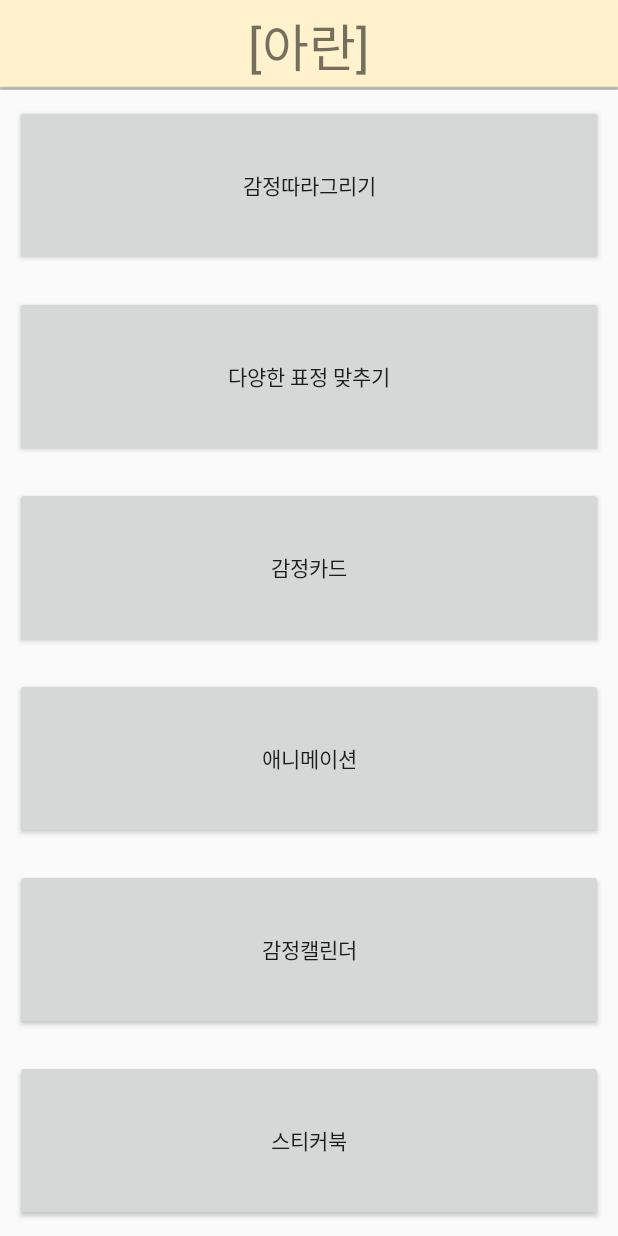
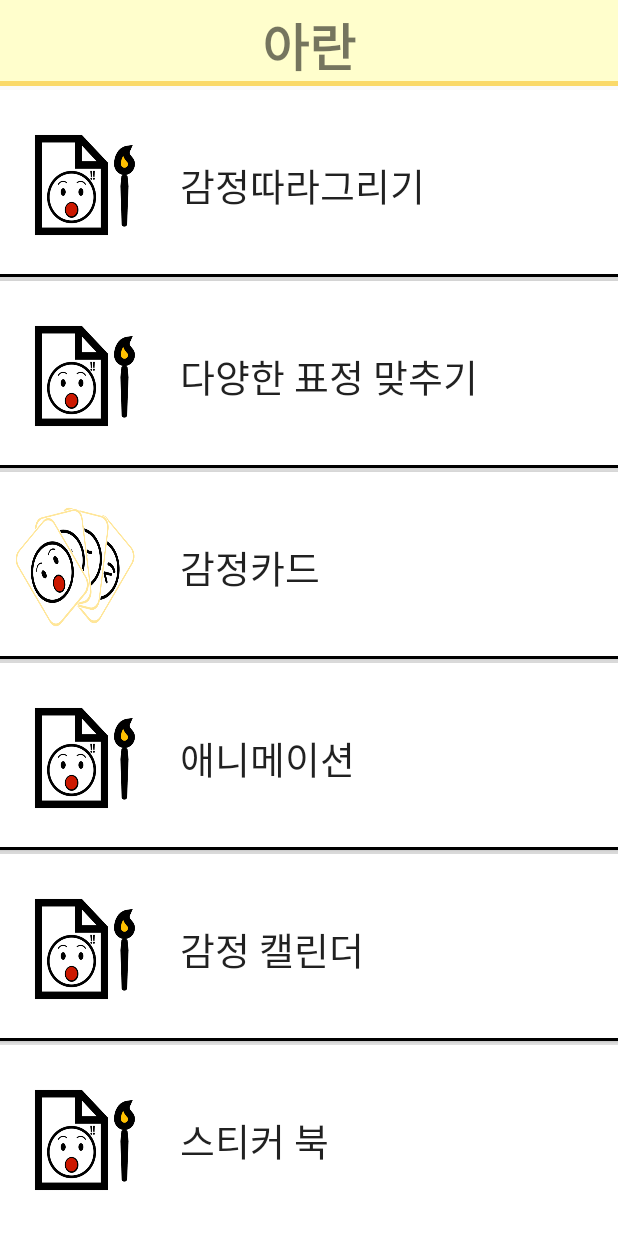
Before and after one commit to an-hyojin/Aran, an Android app: the screen it shows after launch (MainActivity), on a phone screen of 412 x 824 dp. Run offline under Robolectric (Android 15) with nearby library versions, the phone set to English and light mode, and no system bars.

Commit message:
xml들 조금 수정

```diff
--- a/app/src/main/AndroidManifest.xml
+++ b/app/src/main/AndroidManifest.xml
@@ -14,7 +14,9 @@
         android:roundIcon="@mipmap/ic_launcher_round"
         android:supportsRtl="true"
         android:theme="@style/AppTheme">
-        <activity android:name=".CardActivity"></activity>
+
+
+        <activity android:name=".CardActivity" />
         <activity android:name=".CalendarActivity" />
         <activity android:name=".DrawActivity" />
         <activity android:name=".AnimationActivity" />
@@ -25,7 +27,6 @@
         <activity android:name=".SelectActivity" />
         <activity android:name=".ImageActivity" />
         <activity android:name=".SmallDrawActivity" />
-
         <activity android:name=".MainActivity">
             <intent-filter>
                 <action android:name="android.intent.action.MAIN" />
--- a/app/src/main/res/mipmap-anydpi-v26/ic_launcher.xml
+++ b/app/src/main/res/drawable-hdpi/buttonborder.xml
@@ -1,5 +1,15 @@
 <?xml version="1.0" encoding="utf-8"?>
-<adaptive-icon xmlns:android="http://schemas.android.com/apk/res/android">
-    <background android:drawable="@drawable/ic_launcher_background" />
-    <foreground android:drawable="@drawable/ic_launcher_foreground" />
-</adaptive-icon>
+<layer-list xmlns:android="http://schemas.android.com/apk/res/android">
+    <item
+        android:bottom="3dp"
+        android:top="-3dp"
+        android:left="-3dp"
+        android:right="-3dp"
+        >
+        <shape android:shape="rectangle">
+            <stroke android:width="2dp" android:color="#000" />
+            <solid android:color="@color/colorWhite"></solid>
+        </shape>
+
+    </item>
+</layer-list>
--- a/app/src/main/res/mipmap-anydpi-v26/ic_launcher_round.xml
+++ b/app/src/main/res/drawable-hdpi/noborder.xml
@@ -1,5 +1,10 @@
 <?xml version="1.0" encoding="utf-8"?>
-<adaptive-icon xmlns:android="http://schemas.android.com/apk/res/android">
-    <background android:drawable="@drawable/ic_launcher_background" />
-    <foreground android:drawable="@drawable/ic_launcher_foreground" />
-</adaptive-icon>
+<layer-list xmlns:android="http://schemas.android.com/apk/res/android">
+    <item>
+        <shape android:shape="rectangle">
+              <solid android:color="@color/colorWhite"></solid>
+        </shape>
+
+    </item>
+
+</layer-list>
--- /dev/null
+++ b/app/src/main/res/drawable-hdpi/titile.xml
@@ -0,0 +1,15 @@
+<?xml version="1.0" encoding="utf-8"?>
+<layer-list xmlns:android="http://schemas.android.com/apk/res/android">
+    <item
+        android:bottom="3dp"
+        android:top="-4dp"
+        android:left="-4dp"
+        android:right="-4dp"
+        >
+        <shape android:shape="rectangle">
+            <stroke android:width="3dp" android:color="#FAD969" />
+            <solid android:color="@color/colorYellow"></solid>
+        </shape>
+
+    </item>
+</layer-list>
--- /dev/null
+++ b/app/src/main/res/drawable/card_drawable.xml
@@ -0,0 +1,9 @@
+<?xml version="1.0" encoding="utf-8"?>
+<layer-list xmlns:android="http://schemas.android.com/apk/res/android">
+    <item
+        android:drawable="@drawable/cards"
+        android:height="80dp"
+        android:width="80dp"
+        ></item>
+
+</layer-list>
--- /dev/null
+++ b/app/src/main/res/drawable/drawing_drawable.xml
@@ -0,0 +1,9 @@
+<?xml version="1.0" encoding="utf-8"?>
+<layer-list xmlns:android="http://schemas.android.com/apk/res/android">
+    <item
+        android:drawable="@drawable/drawing"
+        android:height="80dp"
+        android:width="80dp"
+        ></item>
+
+</layer-list>
--- a/app/src/main/res/layout/activity_animation.xml
+++ b/app/src/main/res/layout/activity_animation.xml
@@ -7,8 +7,8 @@
 
     <LinearLayout
         android:layout_width="match_parent"
-        android:layout_height="50dp"
-        android:background="@color/colorYellow"
+        android:layout_height="60dp"
+        android:background="@drawable/titile"
         android:orientation="horizontal"
         tools:context=".AnimationActivity">
 
--- a/app/src/main/res/layout/activity_calendar.xml
+++ b/app/src/main/res/layout/activity_calendar.xml
@@ -5,8 +5,8 @@
     android:orientation="vertical">
     <LinearLayout
         android:layout_width="match_parent"
-        android:layout_height="50dp"
-        android:background="@color/colorYellow"
+        android:layout_height="60dp"
+        android:background="@drawable/titile"
         android:orientation="horizontal"
         >
 
--- a/app/src/main/res/layout/activity_card.xml
+++ b/app/src/main/res/layout/activity_card.xml
@@ -7,10 +7,10 @@
 
     <LinearLayout
         android:layout_width="match_parent"
-        android:layout_height="50dp"
-        android:background="@color/colorYellow"
+        android:layout_height="60dp"
+        android:background="@drawable/titile"
         android:orientation="horizontal"
-        tools:context=".HardCardActivity"
+        tools:context=".CardActivity"
         >
 
         <Button
--- a/app/src/main/res/layout/activity_draw.xml
+++ b/app/src/main/res/layout/activity_draw.xml
@@ -8,8 +8,8 @@
 
     <LinearLayout
         android:layout_width="match_parent"
-        android:layout_height="50dp"
-        android:background="@color/colorYellow"
+        android:layout_height="60dp"
+        android:background="@drawable/titile"
         android:orientation="horizontal"
         tools:context=".DrawActivity"
         >
--- a/app/src/main/res/layout/activity_easy_card.xml
+++ b/app/src/main/res/layout/activity_easy_card.xml
@@ -7,10 +7,10 @@
 
     <LinearLayout
         android:layout_width="match_parent"
-        android:layout_height="50dp"
-        android:background="@color/colorYellow"
+        android:layout_height="60dp"
+        android:background="@drawable/titile"
         android:orientation="horizontal"
-        tools:context=".HardCardActivity"
+        tools:context=".EasyCardActivity"
         >
 
         <Button
--- a/app/src/main/res/layout/activity_image.xml
+++ b/app/src/main/res/layout/activity_image.xml
@@ -9,8 +9,8 @@
     tools:context=".ImageActivity">
     <LinearLayout
         android:layout_width="match_parent"
-        android:layout_height="50dp"
-        android:background="@color/colorYellow"
+        android:layout_height="60dp"
+        android:background="@drawable/titile"
         android:orientation="horizontal"
         >
         <Button
--- a/app/src/main/res/layout/activity_main.xml
+++ b/app/src/main/res/layout/activity_main.xml
@@ -10,64 +10,101 @@
         android:layout_width="match_parent"
         android:layout_height="60dp"
         android:gravity="center"
-        android:background="@drawable/titlebackground">
+        android:background="@drawable/titile">
+
         <TextView
             android:layout_width="match_parent"
-            android:gravity="center_horizontal"
-            android:autoSizeTextType="uniform"
             android:layout_height="50dp"
             android:layout_margin="5dp"
-            android:text="@string/app_name"/>
+            android:autoSizeTextType="uniform"
+            android:gravity="center_horizontal"
+            android:text="@string/app_name"
+            android:textStyle="bold"/>
     </LinearLayout>
+
     <LinearLayout
         android:layout_width="match_parent"
         android:layout_height="match_parent"
-            android:orientation="vertical"
-            android:gravity="center">
+        android:orientation="vertical">
 
         <Button
-                    android:text="감정따라그리기"
             android:id="@+id/btn1"
             android:layout_width="match_parent"
             android:layout_height="0dp"
             android:layout_weight="1"
-                    android:layout_margin="10dip"
-                    />
+            android:background="@drawable/buttonborder"
+            android:drawableLeft="@drawable/drawing_drawable"
+            android:drawablePadding="30dp"
+            android:gravity="left|center"
+            android:paddingLeft="10dp"
+            android:text="감정따라그리기"
+            android:textAppearance="@style/TextAppearance.AppCompat.Body1"
+            android:textSize="25sp" />
+
         <Button
-                    android:text="다양한 표정 맞추기"
             android:id="@+id/btn2"
             android:layout_width="match_parent"
             android:layout_height="0dp"
             android:layout_weight="1"
-                    android:layout_margin="10dip"/>
+            android:textSize="25sp"
+            android:background="@drawable/buttonborder"
+            android:drawableLeft="@drawable/drawing_drawable"
+            android:drawablePadding="30dp"
+            android:gravity="left|center"
+            android:paddingLeft="10dp"
+            android:text="다양한 표정 맞추기" />
+
         <Button
-                    android:text="감정카드"
             android:id="@+id/btn3"
             android:layout_width="match_parent"
             android:layout_height="0dp"
             android:layout_weight="1"
-                    android:layout_margin="10dip"/>
+            android:textSize="25sp"
+            android:background="@drawable/buttonborder"
+            android:drawableLeft="@drawable/card_drawable"
+            android:drawablePadding="30dp"
+            android:gravity="left|center"
+            android:paddingLeft="10dp"
+            android:text="감정카드" />
+
         <Button
-                    android:text="애니메이션"
             android:id="@+id/btn4"
             android:layout_width="match_parent"
             android:layout_height="0dp"
             android:layout_weight="1"
-                    android:layout_margin="10dip"/>
+            android:textSize="25sp"
+            android:background="@drawable/buttonborder"
+            android:drawableLeft="@drawable/drawing_drawable"
+            android:drawablePadding="30dp"
+            android:gravity="left|center"
+            android:paddingLeft="10dp"
+            android:text="애니메이션" />
+
         <Button
-                    android:text="감정캘린더"
             android:id="@+id/btn5"
             android:layout_width="match_parent"
             android:layout_height="0dp"
             android:layout_weight="1"
-                    android:layout_margin="10dip"/>
+            android:textSize="25sp"
+            android:background="@drawable/buttonborder"
+            android:drawableLeft="@drawable/drawing_drawable"
+            android:drawablePadding="30dp"
+            android:gravity="left|center"
+            android:paddingLeft="10dp"
+            android:text="감정 캘린더" />
+
         <Button
-                    android:text="스티커북"
             android:id="@+id/btn6"
             android:layout_width="match_parent"
             android:layout_height="0dp"
             android:layout_weight="1"
-                    android:layout_margin="10dip"/>
+            android:textSize="25sp"
+            android:background="@drawable/noborder"
+            android:drawableLeft="@drawable/drawing_drawable"
+            android:drawablePadding="30dp"
+            android:gravity="left|center"
+            android:paddingLeft="10dp"
+            android:text="스티커 북" />
 
     </LinearLayout>
 </LinearLayout>
--- a/app/src/main/res/layout/activity_match_emotion.xml
+++ b/app/src/main/res/layout/activity_match_emotion.xml
@@ -7,8 +7,8 @@
 
     <LinearLayout
         android:layout_width="match_parent"
-        android:layout_height="50dp"
-        android:background="@color/colorYellow"
+        android:layout_height="60dp"
+        android:background="@drawable/titile"
         android:orientation="horizontal"
         tools:context=".CardActivity"
         >
--- a/app/src/main/res/layout/activity_middle_card.xml
+++ b/app/src/main/res/layout/activity_middle_card.xml
@@ -7,10 +7,10 @@
 
     <LinearLayout
         android:layout_width="match_parent"
-        android:layout_height="50dp"
-        android:background="@color/colorYellow"
+        android:layout_height="60dp"
+        android:background="@drawable/titile"
         android:orientation="horizontal"
-        tools:context=".HardCardActivity"
+        tools:context=".MiddleCardActivity"
         >
 
         <Button
--- a/app/src/main/res/layout/activity_select.xml
+++ b/app/src/main/res/layout/activity_select.xml
@@ -7,8 +7,8 @@
     xmlns:android="http://schemas.android.com/apk/res/android">
     <LinearLayout
         android:layout_width="match_parent"
-        android:layout_height="50dp"
-        android:background="@color/colorYellow"
+        android:layout_height="60dp"
+        android:background="@drawable/titile"
         android:orientation="horizontal"
         >
         <Button
--- a/app/src/main/res/layout/activity_small_draw.xml
+++ b/app/src/main/res/layout/activity_small_draw.xml
@@ -2,13 +2,12 @@
 <LinearLayout android:layout_width="match_parent"
     android:layout_height="match_parent"
     android:orientation="vertical"
-
     android:background="@color/colorWhite"
     xmlns:android="http://schemas.android.com/apk/res/android">
     <LinearLayout
         android:layout_width="match_parent"
-        android:layout_height="50dp"
-        android:background="@color/colorYellow"
+        android:layout_height="60dp"
+        android:background="@drawable/titile"
         android:orientation="horizontal"
         >
 
--- a/app/src/main/res/layout/activity_sticker_book.xml
+++ b/app/src/main/res/layout/activity_sticker_book.xml
@@ -7,10 +7,10 @@
 
     <LinearLayout
         android:layout_width="match_parent"
-        android:layout_height="50dp"
-        android:background="@color/colorYellow"
+        android:layout_height="60dp"
+        android:background="@drawable/titile"
         android:orientation="horizontal"
-        tools:context=".CardActivity"
+        tools:context=".StickerBookActivity"
         >
 
         <Button
--- a/app/src/main/res/layout/customdialog.xml
+++ b/app/src/main/res/layout/customdialog.xml
@@ -14,19 +14,20 @@
         android:id="@+id/title"
         android:textSize="25sp"
         android:layout_margin="5dp"
+        android:layout_gravity="center_horizontal"
         android:layout_width="wrap_content"
         android:layout_height="wrap_content"
     />
     <TextView
         android:id="@+id/text"
         android:layout_margin="5dp"
+        android:layout_gravity="center_horizontal"
         android:layout_width="wrap_content"
         android:layout_height="wrap_content" />
     <Button
         android:id="@+id/positiveBtn"
         android:layout_width="90dp"
         android:layout_height="60dp"
-        android:text="확인"
         android:textColor="@color/colorBlack"
         android:textSize="26dp"
         android:background="@drawable/out"
--- a/app/src/main/res/values/strings.xml
+++ b/app/src/main/res/values/strings.xml
@@ -1,12 +1,12 @@
 <resources>
-    <string name="app_name">[아란]</string>
+    <string name="app_name">아란</string>
     <string name="card_act">감정 카드 맞추기</string>
     <string name="draw_act">감정 따라 그리기</string>
     <string name="calendar_act">감정 캘린더</string>
 
     <string name="animation_act">애니메이션</string>
     <string name="matchEmotion_act">감정 맞추기</string>
-    <string name="stickerBook_ack">스티커북</string>
+    <string name="stickerBook_ack">스티커 북</string>
     <string name="playButton">재생</string>
     <string name="faceandimage">감정 보기</string>
 
```
Lines whose indentation alone changed are shown as unchanged.
